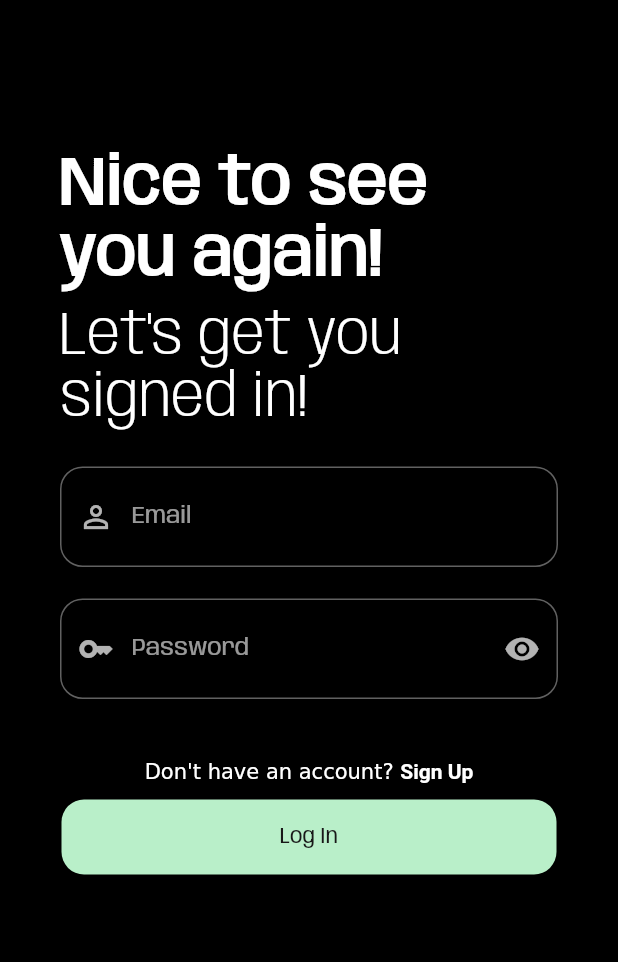
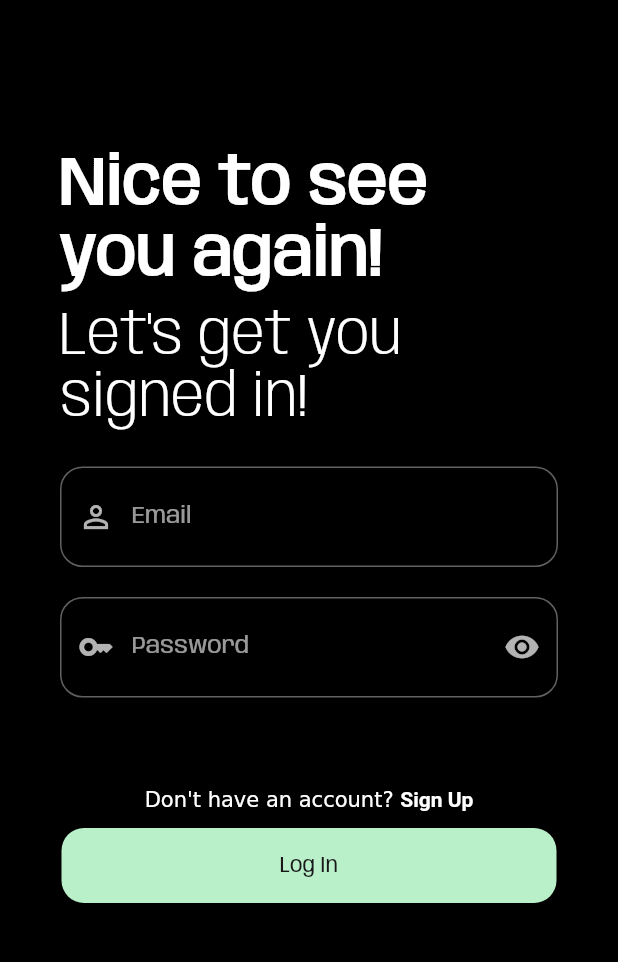
Before and after one commit to Adriano-7/ItFlow, a Flutter app: the LoginScreen screen opened by its route, on a phone screen of 412 x 824 dp, the part 84-1046 px from its top. Run offline on Flutter 3.47's test engine with Material 2 defaults, Android fonts, the phone set to English and light mode, and no system bars; our stand-ins replace firebase_auth, firebase_core, flutter_html; accounts and stored records are empty; project files that could hold a hidden picture were left out.

Commit message:
Semi-finished the login and register screens TODO: add info to database

```diff
--- a/app/lib/constants/constants.dart
+++ b/app/lib/constants/constants.dart
@@ -3,3 +3,8 @@
 // GLOBAL CONSTANTS GO HERE ! //
 
 const String appName = 'ItFlow';
+
+const userNameMinimumSize = 6;
+const userNameMaximumSize = 64;
+const passwordMinimumSize = 8;
+const passwordMaximumSize = 64;
--- /dev/null
+++ b/app/lib/controllers/database.dart
@@ -0,0 +1,2 @@
+
+// TODO: FIREBASE DATABASE CONTROLLER CLASS
--- /dev/null
+++ b/app/lib/controllers/login_controller.dart
@@ -0,0 +1,51 @@
+
+import 'package:flutter/cupertino.dart';
+import 'package:itflowapp/constants/constants.dart';
+import 'package:itflowapp/controllers/auth.dart';
+import 'package:itflowapp/main.dart';
+
+class LoginFormController {
+  final emailController = TextEditingController();
+  final passwordController = TextEditingController();
+  String? _errorMessage;
+  String? _errorCode;
+
+  String get getEmail => emailController.text;
+  String get getPassword => passwordController.text;
+  String? get getErrorMessage => _errorMessage;
+  String? get getErrorCode => _errorCode;
+
+  String? emailValidator(value) {
+    if (value == null || value!.isEmpty) {
+      return "Email can't be empty!";
+    }
+    return null;
+  }
+
+  String? passwordValidator(value) {
+    if (value == null || value!.isEmpty) {
+      return "password can't be empty!";
+    }
+    if (value.length < passwordMinimumSize || value.length > passwordMaximumSize) {
+      return "Password length must be between $passwordMinimumSize and $passwordMaximumSize characters.";
+    }
+    return null;
+  }
+
+  void submit(GlobalKey<FormState> formKey, BuildContext context) {
+    if (!formKey.currentState!.validate()) return;
+
+    AuthController.loginUser(getEmail, getPassword).then((status) {
+      if (status.errorOccurred) {
+        _errorMessage = status.errorMessage;
+        _errorCode = status.errorCode;
+      } else { // All Good
+        // TODO: Save user info in data base
+        // e.g. DatabaseController.saveInfo?
+
+        // Remove Every Screen and Leave Only the New One
+        Navigator.pushNamedAndRemoveUntil(context, Routes.home, ModalRoute.withName('/'));
+      }
+    });
+  }
+}
--- a/app/lib/models/company.dart
+++ b/app/lib/models/company.dart
@@ -35,7 +35,7 @@ class Company {
       jsonMap['id'],
       jsonMap['name'],
       jsonMap['id'] == 1 ? _annonnymousImg : jsonMap['logo'],
-      jsonMap['description'] ??= '',
+      jsonMap['description'] ?? '',
       jsonMap['slug'],
       jsonMap.containsKey('phone') ? jsonMap['phone'].toString() : null,
       jsonMap.containsKey('fax') ? jsonMap['fax'].toString() : null,
--- a/app/lib/screens/start_screens/login_screen.dart
+++ b/app/lib/screens/start_screens/login_screen.dart
@@ -13,11 +13,7 @@ class LoginScreen extends StatelessWidget {
         centerTitle: true,
       ),
       body: SingleChildScrollView(
-        padding: EdgeInsets.only(
-          bottom: MediaQuery.of(context).viewInsets.bottom,
-        ),
-        child: Padding(
-          padding: const EdgeInsets.symmetric(horizontal: 40, vertical: 100),
+        padding: const EdgeInsets.only(right: 40, left: 40, top: 100, bottom: 15),
         child: Column(
           crossAxisAlignment: CrossAxisAlignment.start,
           children: [
@@ -36,10 +32,10 @@ class LoginScreen extends StatelessWidget {
                   fontSize: 40,
                   fontWeight: FontWeight.w300,
                 ),
-                  )),
+              ),
+            ),
             LoginForm(),
           ],
-          ),
         ),
       ),
     );
--- a/app/lib/screens/start_screens/register_screen.dart
+++ b/app/lib/screens/start_screens/register_screen.dart
@@ -13,7 +13,10 @@ class RegisterScreen extends StatelessWidget {
         centerTitle: true,
       ),
       body: SingleChildScrollView(
-        child: RegisterForm(),
+        child: Padding(
+          padding: const EdgeInsets.symmetric(horizontal: 40, vertical: 15),
+          child: RegisterForm(),
+        ),
       ),
     );
   }
--- a/app/lib/widgets/forms/login_form.dart
+++ b/app/lib/widgets/forms/login_form.dart
@@ -1,12 +1,12 @@
 import 'package:flutter/material.dart';
 import 'package:flutter/gestures.dart';
-import 'package:itflowapp/controllers/auth.dart';
+import 'package:itflowapp/theme/app_theme.dart';
+import 'package:itflowapp/controllers/login_controller.dart';
 import 'package:itflowapp/main.dart';
 
 class LoginForm extends StatefulWidget {
   bool _isPasswordHidden = true;
-  final _emailController = TextEditingController();
-  final _passwordController = TextEditingController();
+  final _controller = LoginFormController();
 
   LoginForm({Key? key}) : super(key: key);
 
@@ -27,10 +27,8 @@ class _LoginFormState extends State<LoginForm> {
           Padding(
             padding: const EdgeInsets.only(top: 15.0),
             child: TextFormField(
-              validator: (value) {
-                // TODO
-              },
-              controller: widget._emailController,
+              validator: widget._controller.emailValidator,
+              controller: widget._controller.emailController,
               decoration: InputDecoration(
                 prefixIcon: const Icon(Icons.person_outline),
                 labelText: 'Email',
@@ -42,14 +40,11 @@ class _LoginFormState extends State<LoginForm> {
               ),
             ),
           ),
-          const SizedBox(height: 16),
           Padding(
-            padding: const EdgeInsets.only(top: 5.0),
+            padding: const EdgeInsets.symmetric(vertical: 20.0),
             child: TextFormField(
-              validator: (value) {
-                // TODO
-              },
-              controller: widget._passwordController,
+              validator: widget._controller.passwordValidator,
+              controller: widget._controller.passwordController,
               obscureText: widget._isPasswordHidden,
               decoration: InputDecoration(
                 prefixIcon: const Icon(Icons.key),
@@ -72,12 +67,18 @@ class _LoginFormState extends State<LoginForm> {
               ),
             ),
           ),
+          (widget._controller.getErrorMessage == null)
+              ? Container()
+              : Text(
+                  widget._controller.getErrorMessage!,
+                  style: const TextStyle(color: AppColors.red),
+                ),
           Padding(
             padding: const EdgeInsets.only(top: 40.0, bottom: 10.0),
             child: Center(
               child: RichText(
                 text: TextSpan(
-                  text: 'Don\'t have an account? ',
+                  text: "Don't have an account? ",
                   children: [
                     TextSpan(
                       text: 'Sign Up',
@@ -101,16 +102,7 @@ class _LoginFormState extends State<LoginForm> {
               style: ElevatedButton.styleFrom(
                 minimumSize: const Size.fromHeight(50),
               ),
-              onPressed: () {
-                if (!_formKey.currentState!.validate()) return;
-
-                AuthController().loginUser(widget._emailController.text,
-                    widget._passwordController.text);
-
-                // Remove Every Screen and Leave Only the New One
-                Navigator.pushNamedAndRemoveUntil(
-                    context, Routes.home, ModalRoute.withName('/'));
-              },
+              onPressed: () => widget._controller.submit(_formKey, context),
               child: const Text('Log In'),
             ),
           ),
```
Also changed, not shown: app/lib/controllers/auth.dart (+43 -39 lines), app/lib/controllers/register_controller.dart (added, +85 -0 lines), app/lib/screens/main_app_screens/job_details_screen.dart (+4 -3 lines), app/lib/screens/start_screens/start_screen.dart (+10 -30 lines), app/lib/widgets/forms/register_form.dart (+33 -76 lines). Lines whose indentation alone changed are shown as unchanged.
